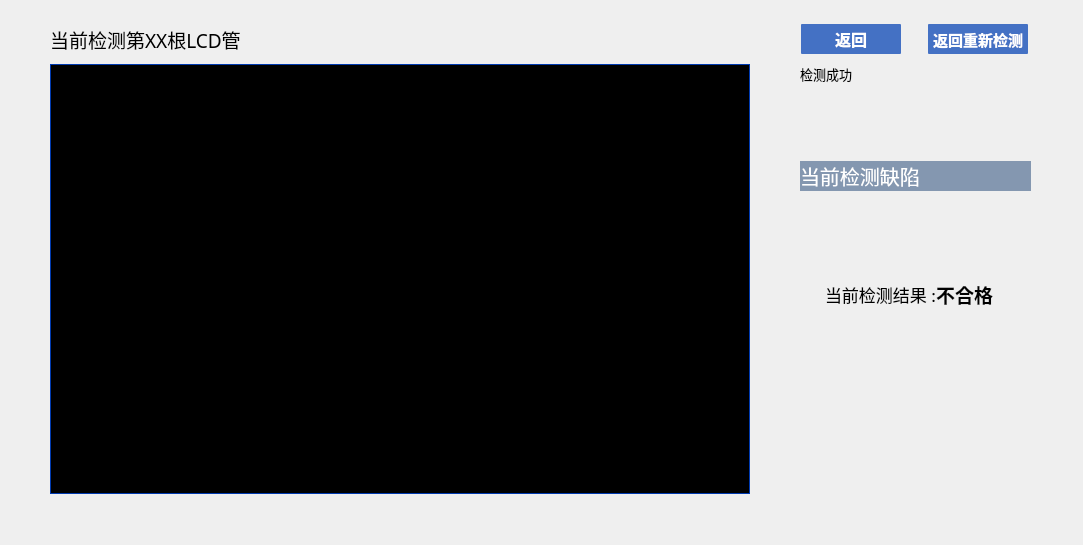
Above: main_page/screencheck.ui from jaueone/Magnetic before the change. Below: the same form after it.
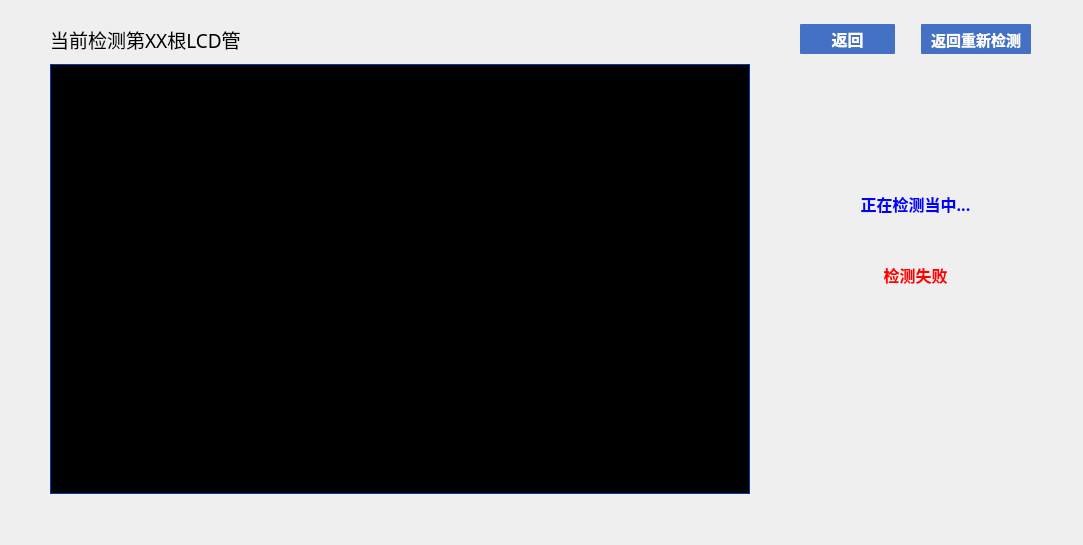
That is the form after the change. The open tabs and pages were chosen to show the change. Icons and pictures are not drawn.

Commit message: 1，lcd 检测界面修改

Diff of the .ui file:
```diff
--- a/main_page/screencheck.ui
+++ b/main_page/screencheck.ui
@@ -93,14 +93,14 @@
        <widget class="QPushButton" name="pushButton_8">
         <property name="minimumSize">
          <size>
-          <width>0</width>
+          <width>110</width>
           <height>30</height>
          </size>
         </property>
         <property name="maximumSize">
          <size>
           <width>100</width>
-          <height>30</height>
+          <height>50</height>
          </size>
         </property>
         <property name="font">
@@ -191,15 +191,20 @@
          </item>
         </layout>
        </widget>
+      </widget>
+      <widget class="QWidget" name="page_2">
+       <widget class="QWidget" name="verticalLayoutWidget_2">
+        <property name="geometry">
+         <rect>
+          <x>0</x>
+          <y>100</y>
+          <width>231</width>
+          <height>151</height>
+         </rect>
+        </property>
+        <layout class="QVBoxLayout" name="verticalLayout_2">
+         <item>
        <widget class="QLabel" name="label_7">
-        <property name="geometry">
-         <rect>
-          <x>10</x>
-          <y>380</y>
-          <width>211</width>
-          <height>50</height>
-         </rect>
-        </property>
         <property name="minimumSize">
          <size>
           <width>0</width>
@@ -231,15 +236,45 @@
          <set>Qt::AlignCenter</set>
         </property>
        </widget>
-      </widget>
-      <widget class="QWidget" name="page_2">
+         </item>
+         <item>
+          <widget class="QLabel" name="label_8">
+           <property name="maximumSize">
+            <size>
+             <width>16777215</width>
+             <height>50</height>
+            </size>
+           </property>
+           <property name="font">
+            <font>
+             <family>微软雅黑</family>
+             <pointsize>12</pointsize>
+             <weight>75</weight>
+             <bold>true</bold>
+            </font>
+           </property>
+           <property name="styleSheet">
+            <string notr="true">color: rgb(255, 0, 0);</string>
+           </property>
+           <property name="text">
+            <string>检测失败</string>
+           </property>
+           <property name="alignment">
+            <set>Qt::AlignCenter</set>
+           </property>
+          </widget>
+         </item>
+        </layout>
+       </widget>
+      </widget>
+      <widget class="QWidget" name="page_3">
        <widget class="QWidget" name="verticalLayoutWidget_3">
         <property name="geometry">
          <rect>
           <x>0</x>
-          <y>210</y>
+          <y>200</y>
           <width>231</width>
-          <height>201</height>
+          <height>181</height>
          </rect>
         </property>
         <layout class="QVBoxLayout" name="verticalLayout_3">
@@ -327,9 +362,9 @@
         <property name="geometry">
          <rect>
           <x>0</x>
-          <y>22</y>
+          <y>20</y>
           <width>231</width>
-          <height>181</height>
+          <height>171</height>
          </rect>
         </property>
         <layout class="QVBoxLayout" name="verticalLayout_4">
@@ -356,29 +391,13 @@
            <property name="text">
             <string>当前检测缺陷</string>
            </property>
+           <property name="alignment">
+            <set>Qt::AlignCenter</set>
+           </property>
           </widget>
          </item>
         </layout>
        </widget>
-       <widget class="QLabel" name="label_8">
-        <property name="geometry">
-         <rect>
-          <x>0</x>
-          <y>0</y>
-          <width>61</width>
-          <height>20</height>
-         </rect>
-        </property>
-        <property name="font">
-         <font>
-          <family>微软雅黑</family>
-          <pointsize>10</pointsize>
-         </font>
-        </property>
-        <property name="text">
-         <string>检测成功</string>
-        </property>
-       </widget>
       </widget>
      </widget>
     </item>
```
Left out of the diff: 2 changed lines with no effect on the pictures. Lines whose indentation alone changed are shown as unchanged. The commit also changes 3 other files.
